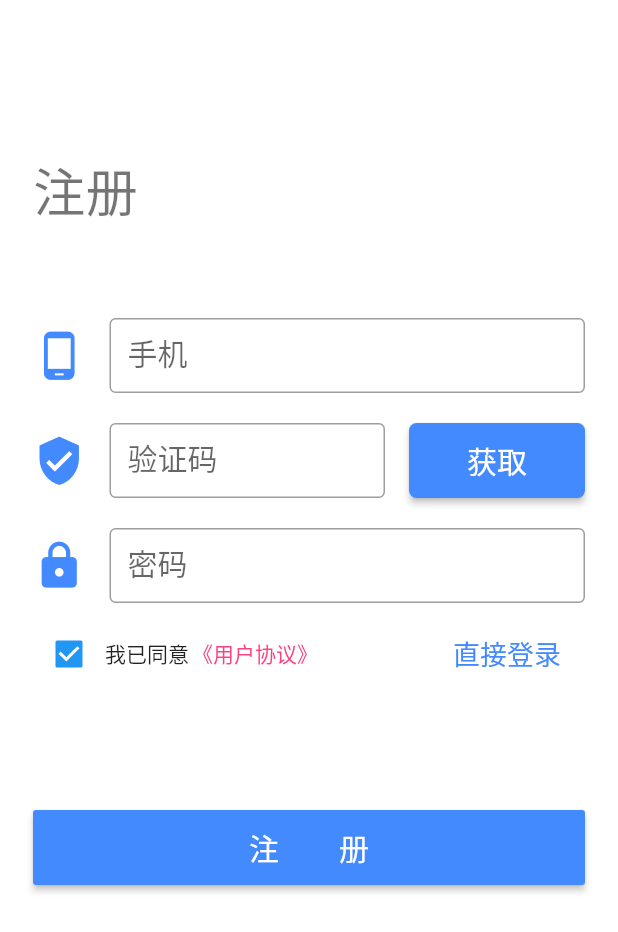
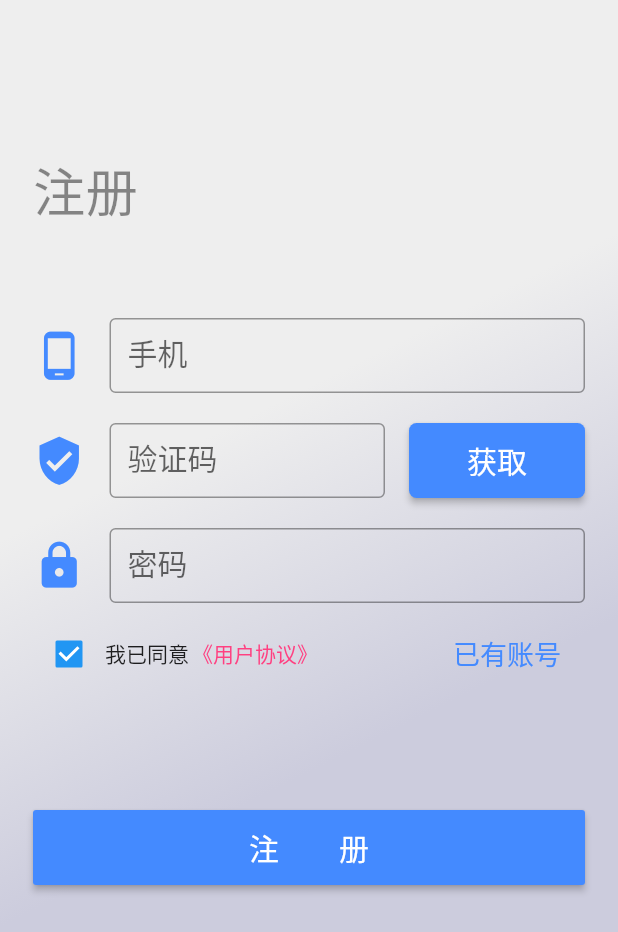
Before and after one commit to chengzhc/homecontrol, a Flutter app: the LoginPage screen opened directly, after a tap on "我要注册", on a phone screen of 412 x 824 dp. Shown: the top 932 px of the screen. Run offline on Flutter 3.47's test engine with Material 2 defaults, Android fonts, the phone set to English and light mode, and no system bars; our stand-ins replace shared_preferences; accounts and stored records are empty; network calls fail.

Commit message:
register page ui finish 01

```diff
--- a/lib/SplashPage.dart
+++ b/lib/SplashPage.dart
@@ -12,7 +12,9 @@ class SplashPage extends StatefulWidget {
 class _SplashPageState extends State<SplashPage> {
   @override
   Widget build(BuildContext context) {
-    return new Image.asset("images/home_control.jpg");
+    return new Image.asset(
+      "images/home_control.jpg",
+      fit: BoxFit.cover,);
   }
 
   @override
--- a/lib/page/RegisterPage.dart
+++ b/lib/page/RegisterPage.dart
@@ -1,5 +1,6 @@
 import 'package:flutter/material.dart';
 import 'package:homecontrol/page/LoginPage.dart';
+import 'package:flutter/services.dart';
 
 class RegisterPage extends StatefulWidget {
   @override
@@ -22,7 +23,30 @@ class RegisterPageState extends State<RegisterPage> {
     _initView();
     return Scaffold(
         backgroundColor: Color(0xFFFFFFFF),
-        body: ListView(
+        body:
+        Stack(
+          children:<Widget>[
+            Container(
+              constraints: BoxConstraints.expand(
+//                height: Theme.of(context).textTheme.display1.fontSize * 1.1 + 200.0,
+              ),
+              padding: const EdgeInsets.all(0.0),
+              child:
+              DecoratedBox(
+                decoration: BoxDecoration(
+                  gradient: LinearGradient(
+                    begin: Alignment.topCenter,
+                    end:Alignment.centerRight,
+                    colors: <Color>[
+                      const Color(0xFFEEEEEE),
+                      const Color(0xFFCCCCDD),
+                    ],
+                    stops: <double>[0.5, 1.0],
+                  ),
+                ),
+              ),
+            ),
+            ListView(
               padding: EdgeInsets.symmetric(horizontal: 22.0, vertical: 100.0),
               children: <Widget>[
                 title,
@@ -37,7 +61,8 @@ class RegisterPageState extends State<RegisterPage> {
                 SizedBox(height: 80),
                 btn_register,
               ],
-        ));
+            )])
+    );
   }
 
   void _initData() {}
@@ -49,7 +74,7 @@ class RegisterPageState extends State<RegisterPage> {
         Expanded(
           child: Text("注册",
               textAlign: TextAlign.left,
-              style: TextStyle(color: Colors.black54, fontSize: 35)),
+              style: TextStyle(color: Colors.black45, fontSize: 35)),
         )
       ],
     );
@@ -69,12 +94,18 @@ class RegisterPageState extends State<RegisterPage> {
                         color: Colors.blueAccent,
                         size: 35.0,
                       ),
+
                       border: OutlineInputBorder(),
                       labelText: '手机',
                   ),
+                  inputFormatters: <TextInputFormatter>[
+                      WhitelistingTextInputFormatter.digitsOnly,//只输入数字
+                      LengthLimitingTextInputFormatter(11)//限制长度
+                  ],
             ))
           ],
         ));
+
 
     row_verifyCode = Container(
         height: 50,
@@ -95,6 +126,10 @@ class RegisterPageState extends State<RegisterPage> {
                   border: OutlineInputBorder(),
                   labelText: '验证码',
                 ),
+                inputFormatters: <TextInputFormatter>[
+                  WhitelistingTextInputFormatter.digitsOnly,//只输入数字
+                  LengthLimitingTextInputFormatter(4)//限制长度
+                ],
               ),
             ),
             SizedBox(width: 16),
@@ -187,7 +222,7 @@ class RegisterPageState extends State<RegisterPage> {
             }));
           },
           child: Text(
-            "直接登录",
+            "已有账号",
             style: TextStyle(fontSize: 18, color: Colors.blueAccent),
             textAlign: TextAlign.right,
           ),
--- a/pubspec.yaml
+++ b/pubspec.yaml
@@ -51,6 +51,7 @@ flutter:
     - images/mine_on.png
     - images/mine_off.png
     - images/home_control.jpg
+    - night01_16x9.jpg
 
   # An image asset can refer to one or more resolution-specific "variants", see
   # https://flutter.dev/assets-and-images/#resolution-aware.
```
Also changed, not shown: images/night01_16x9.jpg (added). Lines whose indentation alone changed are shown as unchanged.
